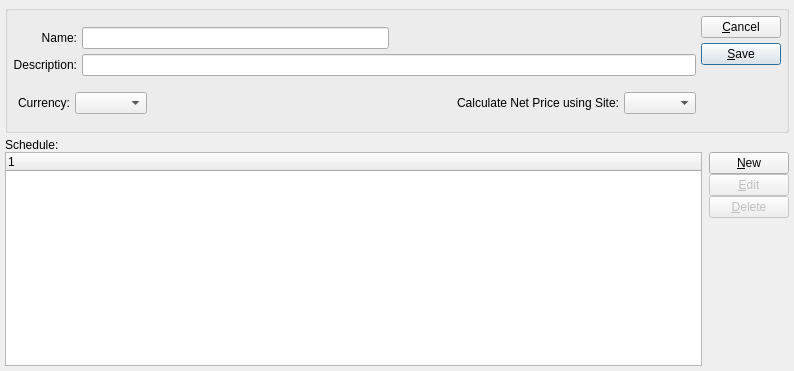
This is guiclient/itemPricingSchedule.ui in Pegasus-RPG/xtuple-client as Qt 5 draws it before an edit. The edited form follows.
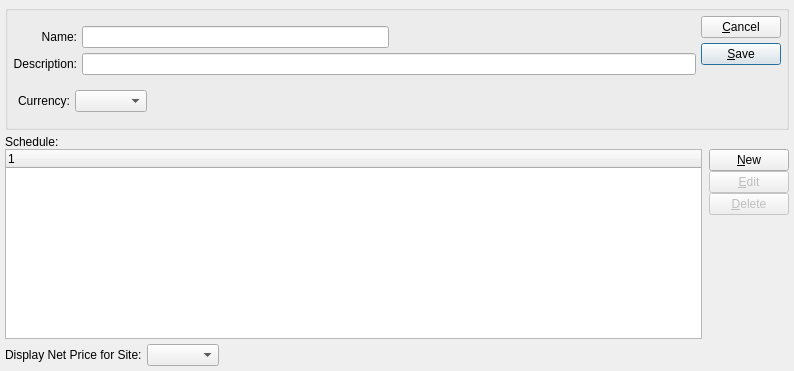
This is the edited form. Custom widgets are drawn as their Qt base class.

Commit message: Make purpose for site selector more clear

Patch:
```diff
--- a/guiclient/itemPricingSchedule.ui
+++ b/guiclient/itemPricingSchedule.ui
@@ -182,19 +182,6 @@
               </item>
              </layout>
             </item>
-            <item>
-             <widget class="QLabel" name="_warehouseLit">
-              <property name="text">
-               <string>Calculate Net Price using Site:</string>
-              </property>
-              <property name="alignment">
-               <set>Qt::AlignRight|Qt::AlignTrailing|Qt::AlignVCenter</set>
-              </property>
-             </widget>
-            </item>
-            <item>
-             <widget class="WComboBox" name="_warehouse"/>
-            </item>
            </layout>
           </item>
          </layout>
@@ -321,6 +308,36 @@
      </item>
     </layout>
    </item>
+   <item>
+    <layout class="QHBoxLayout">
+     <item>
+      <widget class="QLabel" name="_warehouseLit">
+       <property name="text">
+        <string>Display Net Price for Site:</string>
+       </property>
+       <property name="alignment">
+        <set>Qt::AlignLeading|Qt::AlignLeft|Qt::AlignVCenter</set>
+       </property>
+      </widget>
+     </item>
+     <item>
+      <widget class="WComboBox" name="_warehouse"/>
+     </item>
+     <item>
+      <spacer>
+       <property name="orientation">
+        <enum>Qt::Horizontal</enum>
+       </property>
+       <property name="sizeHint" stdset="0">
+        <size>
+         <width>40</width>
+         <height>20</height>
+        </size>
+       </property>
+      </spacer>
+     </item>
+    </layout>
+   </item>
   </layout>
  </widget>
  <layoutdefault spacing="5" margin="5"/>
```
